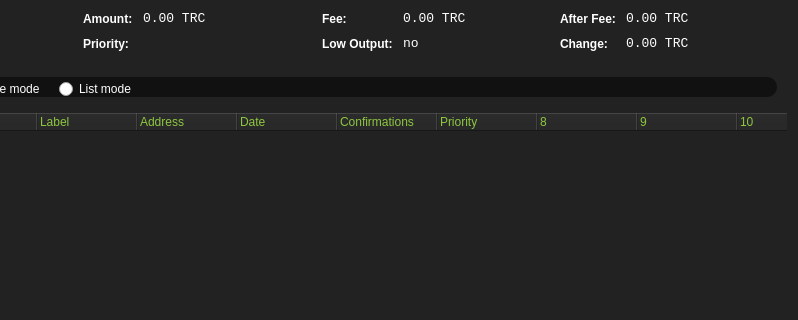
Above: src/qt/forms/coincontroldialog.ui from TRCTeam/TRC before the change; both pictures show x 173 to 971 and y 0 to 320 of the 971 by 500 pixel window. Below: the same form after it.
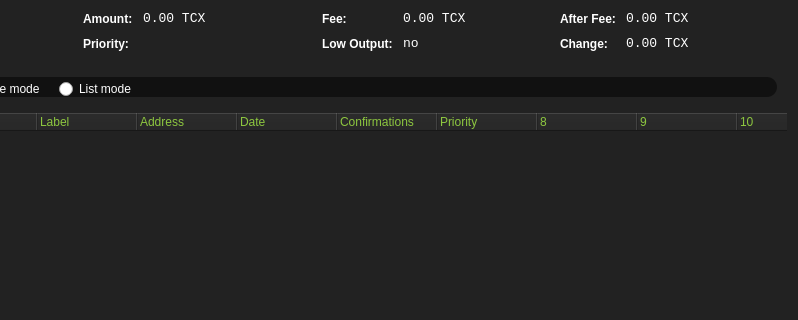
That is the form after the change. Custom widgets are drawn as their Qt base class.

```diff
--- a/src/qt/forms/coincontroldialog.ui
+++ b/src/qt/forms/coincontroldialog.ui
@@ -303,7 +303,7 @@
           <enum>Qt::ActionsContextMenu</enum>
          </property>
          <property name="text">
-          <string notr="true">0.00 TRC</string>
+          <string notr="true">0.00 TCX</string>
          </property>
          <property name="textInteractionFlags">
           <set>Qt::LinksAccessibleByMouse|Qt::TextSelectableByKeyboard|Qt::TextSelectableByMouse</set>
@@ -383,7 +383,7 @@
           <enum>Qt::ActionsContextMenu</enum>
          </property>
          <property name="text">
-          <string notr="true">0.00 TRC</string>
+          <string notr="true">0.00 TCX</string>
          </property>
          <property name="textInteractionFlags">
           <set>Qt::LinksAccessibleByMouse|Qt::TextSelectableByKeyboard|Qt::TextSelectableByMouse</set>
@@ -469,7 +469,7 @@
           <enum>Qt::ActionsContextMenu</enum>
          </property>
          <property name="text">
-          <string notr="true">0.00 TRC</string>
+          <string notr="true">0.00 TCX</string>
          </property>
          <property name="textInteractionFlags">
           <set>Qt::LinksAccessibleByMouse|Qt::TextSelectableByKeyboard|Qt::TextSelectableByMouse</set>
@@ -507,7 +507,7 @@
           <enum>Qt::ActionsContextMenu</enum>
          </property>
          <property name="text">
-          <string notr="true">0.00 TRC</string>
+          <string notr="true">0.00 TCX</string>
          </property>
          <property name="textInteractionFlags">
           <set>Qt::LinksAccessibleByMouse|Qt::TextSelectableByKeyboard|Qt::TextSelectableByMouse</set>
```
